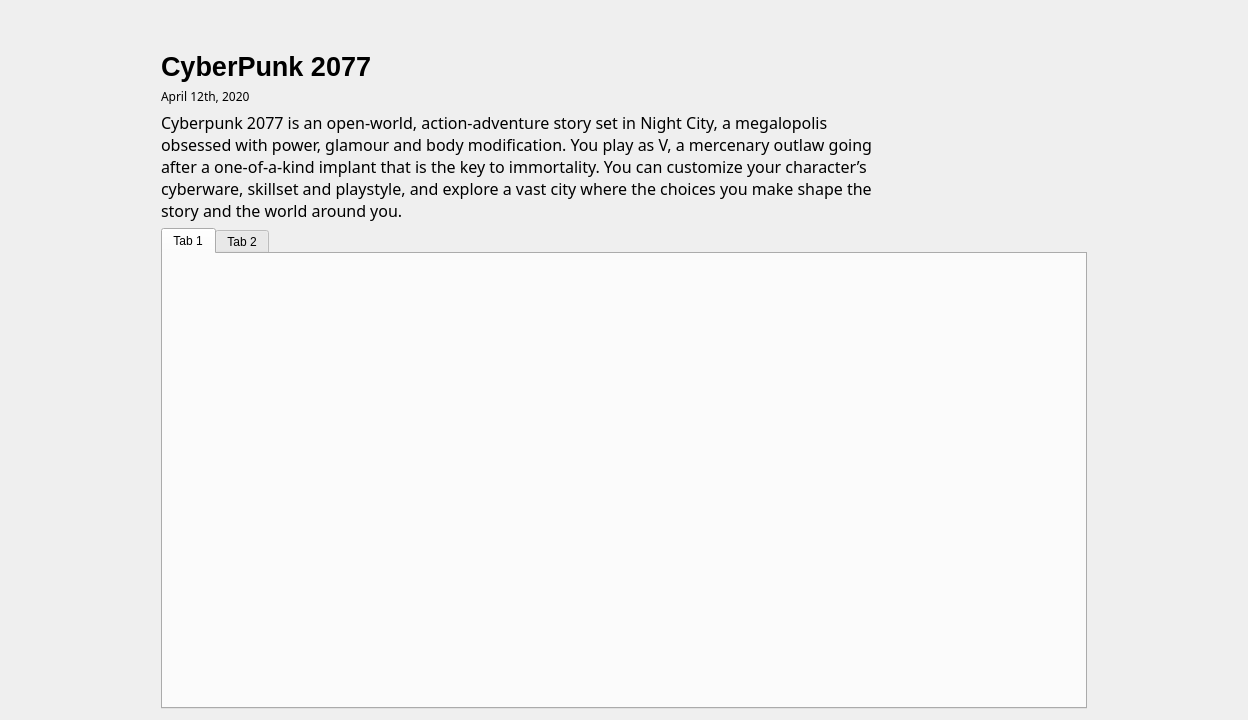
davidAzr/VGTrackerDesktop, file VGTrackerDesktop/gameinfo.ui: the form before one commit.
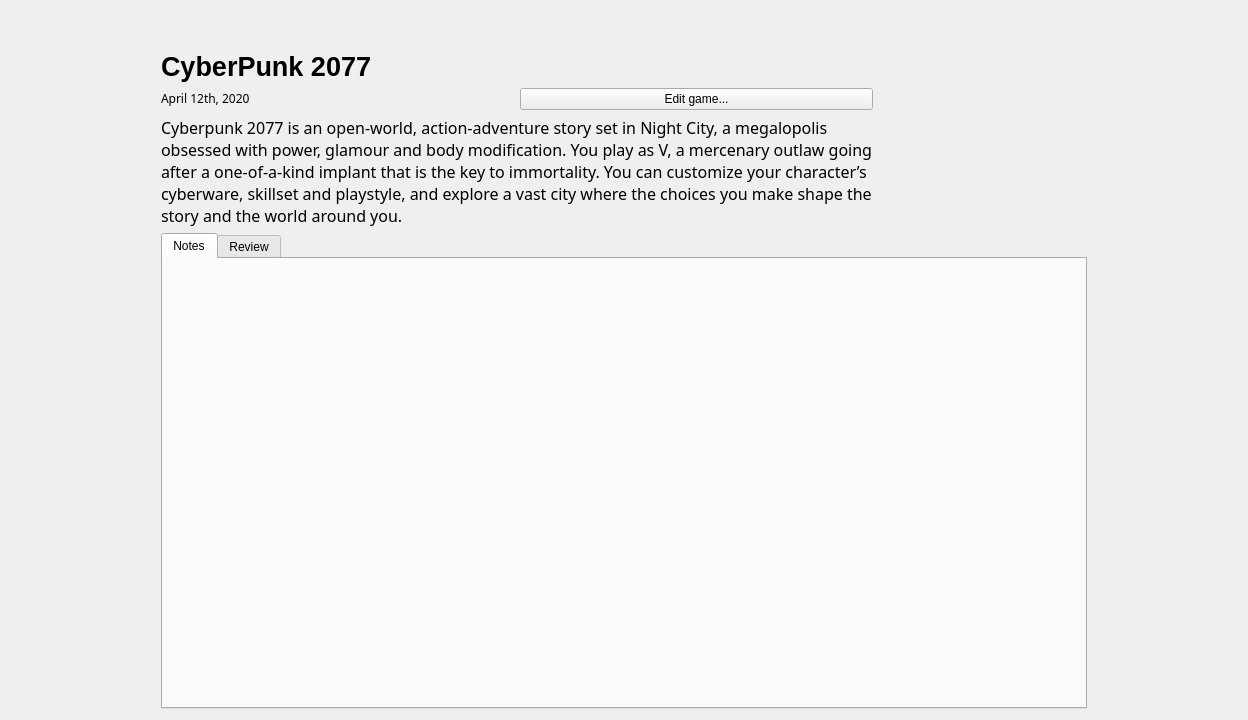
The form after the commit. Icons and pictures are not drawn.

Commit message: Added edit mode and multiple fixes

Patch:
```diff
--- a/VGTrackerDesktop/gameinfo.ui
+++ b/VGTrackerDesktop/gameinfo.ui
@@ -33,32 +33,23 @@
      </property>
     </spacer>
    </item>
-   <item row="1" column="3" rowspan="3">
-    <widget class="QLabel" name="lb_cover">
-     <property name="sizePolicy">
-      <sizepolicy hsizetype="Fixed" vsizetype="Fixed">
-       <horstretch>0</horstretch>
-       <verstretch>0</verstretch>
-      </sizepolicy>
+   <item row="1" column="5">
+    <spacer name="horizontalSpacer_2">
+     <property name="orientation">
+      <enum>Qt::Horizontal</enum>
      </property>
-     <property name="maximumSize">
+     <property name="sizeType">
+      <enum>QSizePolicy::Preferred</enum>
+     </property>
+     <property name="sizeHint" stdset="0">
       <size>
-       <width>170</width>
-       <height>230</height>
+       <width>150</width>
+       <height>20</height>
       </size>
      </property>
-     <property name="text">
-      <string/>
-     </property>
-     <property name="pixmap">
-      <pixmap>D:/David/Desktop/Cyberpunk 2077.jpg</pixmap>
-     </property>
-     <property name="scaledContents">
-      <bool>true</bool>
-     </property>
-    </widget>
+    </spacer>
    </item>
-   <item row="0" column="3">
+   <item row="0" column="4">
     <spacer name="verticalSpacer">
      <property name="orientation">
       <enum>Qt::Vertical</enum>
@@ -74,22 +65,6 @@
      </property>
     </spacer>
    </item>
-   <item row="1" column="4">
-    <spacer name="horizontalSpacer_2">
-     <property name="orientation">
-      <enum>Qt::Horizontal</enum>
-     </property>
-     <property name="sizeType">
-      <enum>QSizePolicy::Preferred</enum>
-     </property>
-     <property name="sizeHint" stdset="0">
-      <size>
-       <width>150</width>
-       <height>20</height>
-      </size>
-     </property>
-    </spacer>
-   </item>
    <item row="2" column="1">
     <widget class="QLabel" name="lb_releasedate">
      <property name="sizePolicy">
@@ -112,6 +87,31 @@
      </property>
     </widget>
    </item>
+   <item row="1" column="4" rowspan="3">
+    <widget class="QLabel" name="lb_cover">
+     <property name="sizePolicy">
+      <sizepolicy hsizetype="Fixed" vsizetype="Fixed">
+       <horstretch>0</horstretch>
+       <verstretch>0</verstretch>
+      </sizepolicy>
+     </property>
+     <property name="maximumSize">
+      <size>
+       <width>170</width>
+       <height>230</height>
+      </size>
+     </property>
+     <property name="text">
+      <string/>
+     </property>
+     <property name="pixmap">
+      <pixmap>D:/David/Desktop/Cyberpunk 2077.jpg</pixmap>
+     </property>
+     <property name="scaledContents">
+      <bool>true</bool>
+     </property>
+    </widget>
+   </item>
    <item row="1" column="1">
     <widget class="QLabel" name="lb_title">
      <property name="sizePolicy">
@@ -135,7 +135,56 @@
      </property>
     </widget>
    </item>
-   <item row="3" column="1">
+   <item row="4" column="1" colspan="4">
+    <widget class="QTabWidget" name="tabWidget">
+     <property name="autoFillBackground">
+      <bool>false</bool>
+     </property>
+     <property name="currentIndex">
+      <number>0</number>
+     </property>
+     <property name="class" stdset="0">
+      <string>gameInfoTab</string>
+     </property>
+     <widget class="QWidget" name="notes">
+      <attribute name="title">
+       <string>Notes</string>
+      </attribute>
+     </widget>
+     <widget class="QWidget" name="review">
+      <attribute name="title">
+       <string>Review</string>
+      </attribute>
+     </widget>
+    </widget>
+   </item>
+   <item row="1" column="3">
+    <spacer name="horizontalSpacer_3">
+     <property name="orientation">
+      <enum>Qt::Horizontal</enum>
+     </property>
+     <property name="sizeType">
+      <enum>QSizePolicy::Fixed</enum>
+     </property>
+     <property name="sizeHint" stdset="0">
+      <size>
+       <width>40</width>
+       <height>20</height>
+      </size>
+     </property>
+    </spacer>
+   </item>
+   <item row="2" column="2">
+    <widget class="QPushButton" name="bt_editGame">
+     <property name="text">
+      <string>Edit game...</string>
+     </property>
+     <property name="class" stdset="0">
+      <string>labelButton</string>
+     </property>
+    </widget>
+   </item>
+   <item row="3" column="1" colspan="2">
     <widget class="QLabel" name="lb_summary">
      <property name="sizePolicy">
       <sizepolicy hsizetype="Preferred" vsizetype="Preferred">
@@ -166,39 +215,6 @@
      </property>
     </widget>
    </item>
-   <item row="4" column="1" colspan="3">
-    <widget class="QTabWidget" name="tabWidget">
-     <property name="currentIndex">
-      <number>0</number>
-     </property>
-     <widget class="QWidget" name="tab">
-      <attribute name="title">
-       <string>Tab 1</string>
-      </attribute>
-     </widget>
-     <widget class="QWidget" name="tab_2">
-      <attribute name="title">
-       <string>Tab 2</string>
-      </attribute>
-     </widget>
-    </widget>
-   </item>
-   <item row="1" column="2">
-    <spacer name="horizontalSpacer_3">
-     <property name="orientation">
-      <enum>Qt::Horizontal</enum>
-     </property>
-     <property name="sizeType">
-      <enum>QSizePolicy::Fixed</enum>
-     </property>
-     <property name="sizeHint" stdset="0">
-      <size>
-       <width>40</width>
-       <height>20</height>
-      </size>
-     </property>
-    </spacer>
-   </item>
   </layout>
  </widget>
  <resources/>
```
The commit also changes 17 other files.
